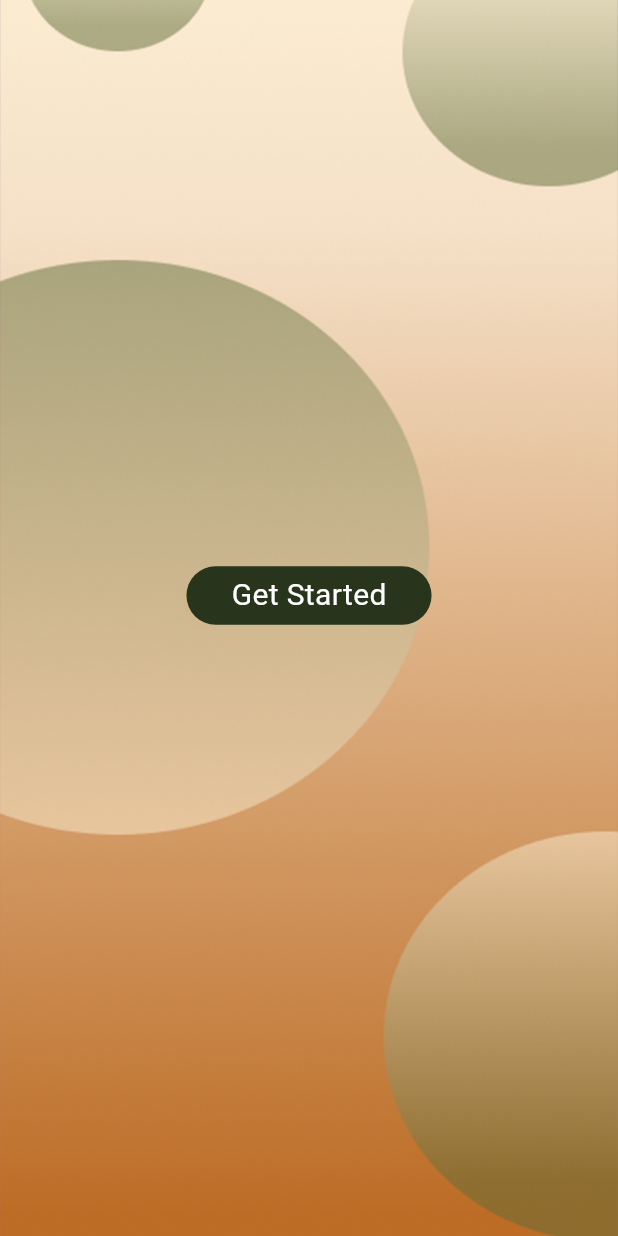
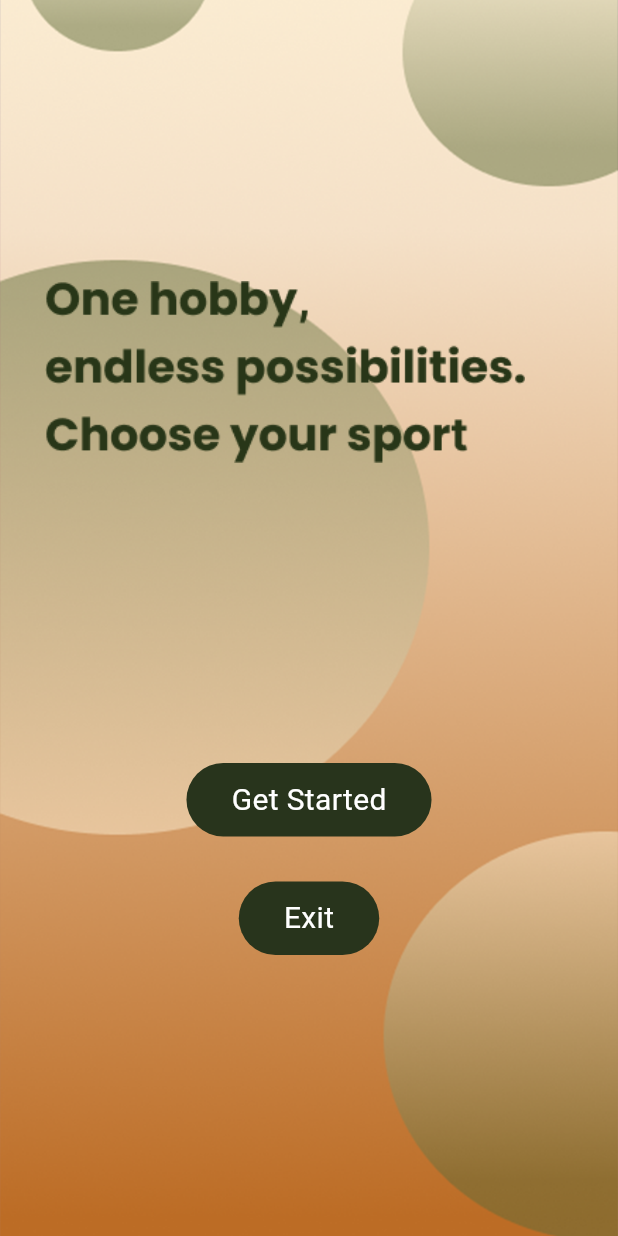
Before and after one commit to AnJasid/sports_picker, a Flutter app: the screen it shows after launch, on a phone screen of 412 x 824 dp. Run offline on Flutter 3.47's test engine with Material 3 defaults, Android fonts, the light colour scheme and no system bars; our stand-ins replace google_nav_bar.

Commit message:
UI update for start screen

```diff
--- a/lib/screens/start_screen.dart
+++ b/lib/screens/start_screen.dart
@@ -1,6 +1,7 @@
 import 'package:flutter/material.dart';
 import 'package:flutter/services.dart';
 import 'package:sports_picker/components/bottom_nav_bar.dart';
+import 'package:sports_picker/widgets.dart/app_button.dart';
 
 class StartScreen extends StatelessWidget {
   const StartScreen({super.key});
@@ -21,6 +22,9 @@ class StartScreen extends StatelessWidget {
   Widget build(BuildContext context) {
     return Scaffold(
       body: Container(
+        padding: EdgeInsets.symmetric(
+          horizontal: 30,
+        ),
         height: double.infinity,
         width: double.infinity,
         decoration: const BoxDecoration(
@@ -31,27 +35,23 @@ class StartScreen extends StatelessWidget {
           child: Column(
             mainAxisAlignment: MainAxisAlignment.center,
             children: [
-              GestureDetector(
-                onTap: () => _goToHomeScreen(context),
-                child: Container(
-                  padding: const EdgeInsets.symmetric(
-                    horizontal: 30,
-                    vertical: 5,
-                  ),
-                  decoration: BoxDecoration(
-                    color: const Color(0xff28341c),
-                    borderRadius: BorderRadius.circular(30),
-                  ),
-                  child: const Text(
-                    'Get Started',
-                    style: TextStyle(
-                      color: Colors.white,
-                      fontSize: 20,
-                    ),
-                  ),
+              Align(
+                alignment: Alignment.topLeft,
+                child: Image.asset(
+                  'assets/slogan.png',
+                  width: 320,
                 ),
               ),
+              const SizedBox(height: 200),
+              AppButton(
+                onTap: () => _goToHomeScreen,
+                btnText: 'Get Started',
+              ),
               const SizedBox(height: 30),
+              AppButton(
+                onTap: _exit,
+                btnText: 'Exit',
+              ),
             ],
           ),
         ),
--- a/lib/widgets.dart/app_button.dart
+++ b/lib/widgets.dart/app_button.dart
@@ -17,7 +17,7 @@ class AppButton extends StatelessWidget {
       child: Container(
         padding: const EdgeInsets.symmetric(
           horizontal: 30,
-          vertical: 5,
+          vertical: 10,
         ),
         decoration: BoxDecoration(
           color: const Color(0xff28341c),
```
Also changed, not shown: assets/slogan.png (added).
